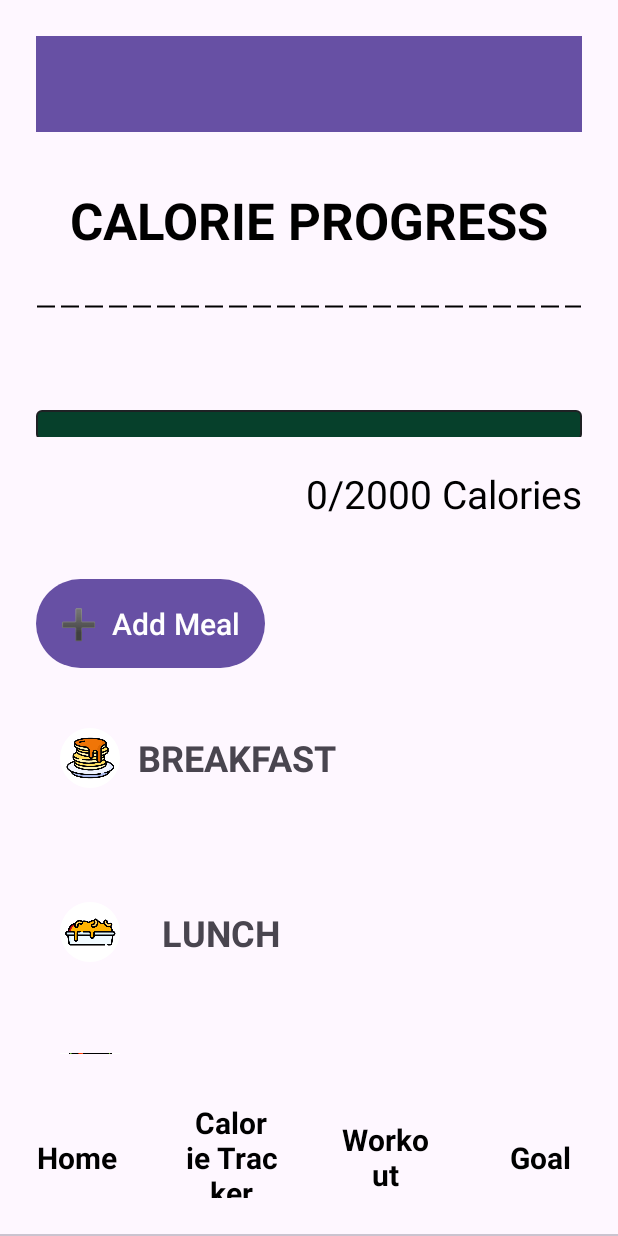
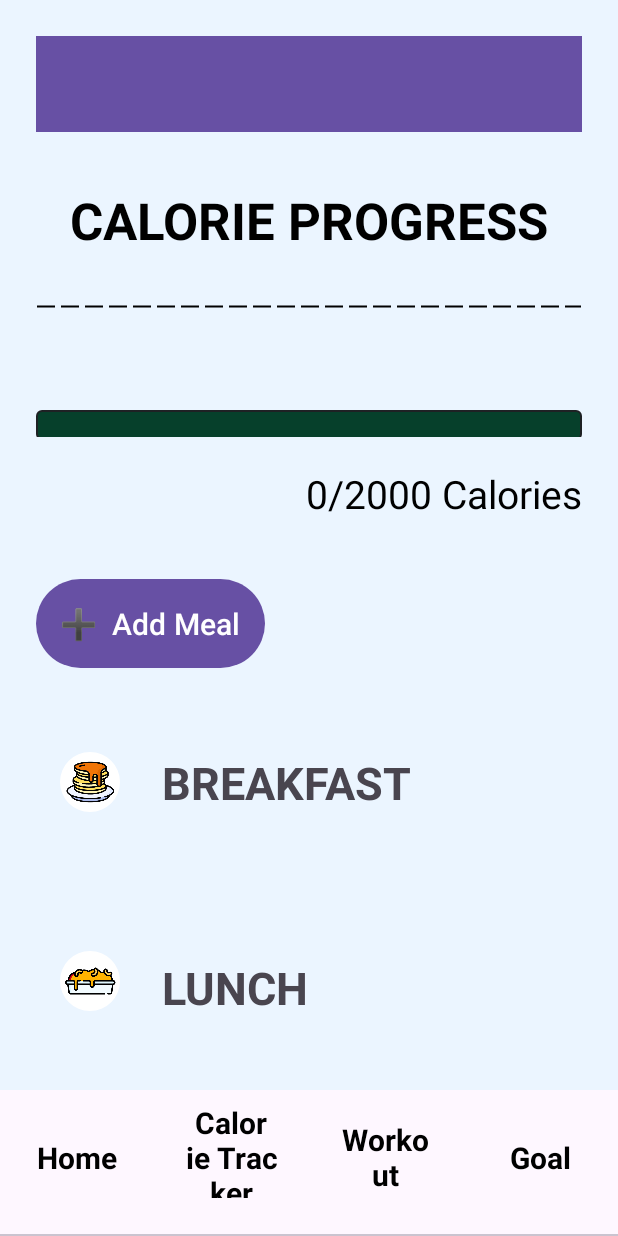
Before and after one commit to kar5252/CMSC-434-Health-App, an Android app: the screen it shows after launch (MainActivity), item 2 of the bottom bar chosen, on a phone screen of 412 x 824 dp. Run offline under Robolectric (Android 15) with nearby library versions, the phone set to English and light mode, and no system bars.

Commit message:
Calorie Tab Fully Working (and color matched

```diff
--- a/app/src/main/res/layout/fragment_calorie__tracker.xml
+++ b/app/src/main/res/layout/fragment_calorie__tracker.xml
@@ -7,6 +7,7 @@
     android:orientation="vertical"
     android:gravity="top"
     android:padding="24dp"
+    android:background="#ebf5ff"
     tools:context=".Calorie_Tracker">
 
     <androidx.appcompat.widget.Toolbar
@@ -28,7 +29,7 @@
         android:layout_marginTop="20dp"
         android:textSize="34sp"
         android:textAllCaps="true"
-        android:textColor="#000000"
+        android:textColor="@color/black"
         android:textStyle="bold" />
 
     <View
@@ -63,6 +64,7 @@
         android:text="➕  Add Meal"
         android:textSize="20sp"
         android:padding="16dp"
+
         android:layout_marginTop="35dp" />
 
     <!-- Breakfast Section -->
@@ -87,8 +89,9 @@
             android:id="@+id/breakfastText"
             android:layout_width="wrap_content"
             android:layout_height="wrap_content"
+            android:padding="16dp"
             android:text="Breakfast"
-            android:textSize="24sp"
+            android:textSize="30sp"
             android:textAllCaps="true"
             android:textStyle="bold" />
     </LinearLayout>
@@ -125,7 +128,7 @@
             android:layout_height="wrap_content"
             android:padding="16dp"
             android:text="Lunch"
-            android:textSize="24sp"
+            android:textSize="30sp"
             android:textAllCaps="true"
             android:textStyle="bold" />
     </LinearLayout>
@@ -162,7 +165,7 @@
             android:layout_height="wrap_content"
             android:padding="16dp"
             android:text="Dinner"
-            android:textSize="24sp"
+            android:textSize="30sp"
             android:textAllCaps="true"
             android:textStyle="bold" />
     </LinearLayout>
@@ -175,7 +178,35 @@
         android:paddingStart="16dp"
         android:layout_marginBottom="32dp" />
 
-    <!-- Optional: Snack Section -->
+    <!-- Snack Section -->
+    <LinearLayout
+        android:layout_width="match_parent"
+        android:layout_height="wrap_content"
+        android:orientation="horizontal"
+        android:layout_marginTop="20dp"
+        android:padding="16dp"
+        android:gravity="center_vertical">
+
+        <com.google.android.material.imageview.ShapeableImageView
+            android:id="@+id/snackIcon"
+            android:layout_width="40dp"
+            android:layout_height="40dp"
+            android:src="@drawable/fries"
+            android:scaleType="centerCrop"
+            android:layout_marginEnd="12dp"
+            app:shapeAppearanceOverlay="@style/roundedImageViewRounded" />
+
+        <TextView
+            android:id="@+id/snackText"
+            android:layout_width="wrap_content"
+            android:layout_height="wrap_content"
+            android:padding="16dp"
+            android:text="Snack"
+            android:textSize="30sp"
+            android:textAllCaps="true"
+            android:textStyle="bold" />
+    </LinearLayout>
+
     <LinearLayout
         android:id="@+id/snackSection"
         android:layout_width="match_parent"
```
